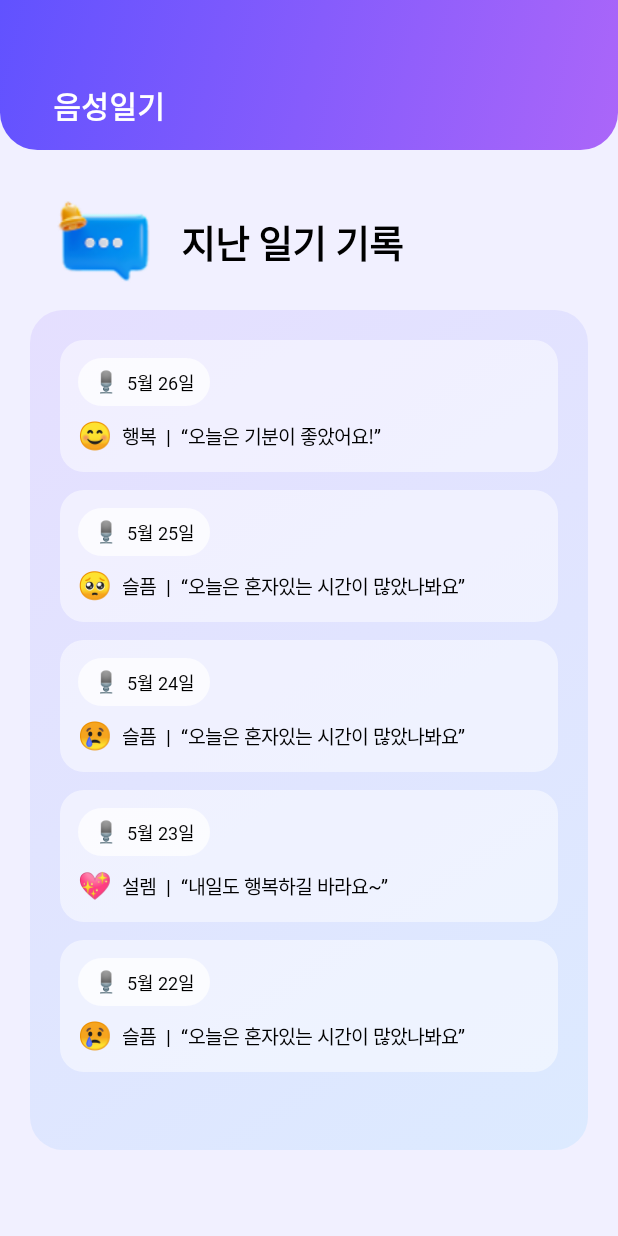
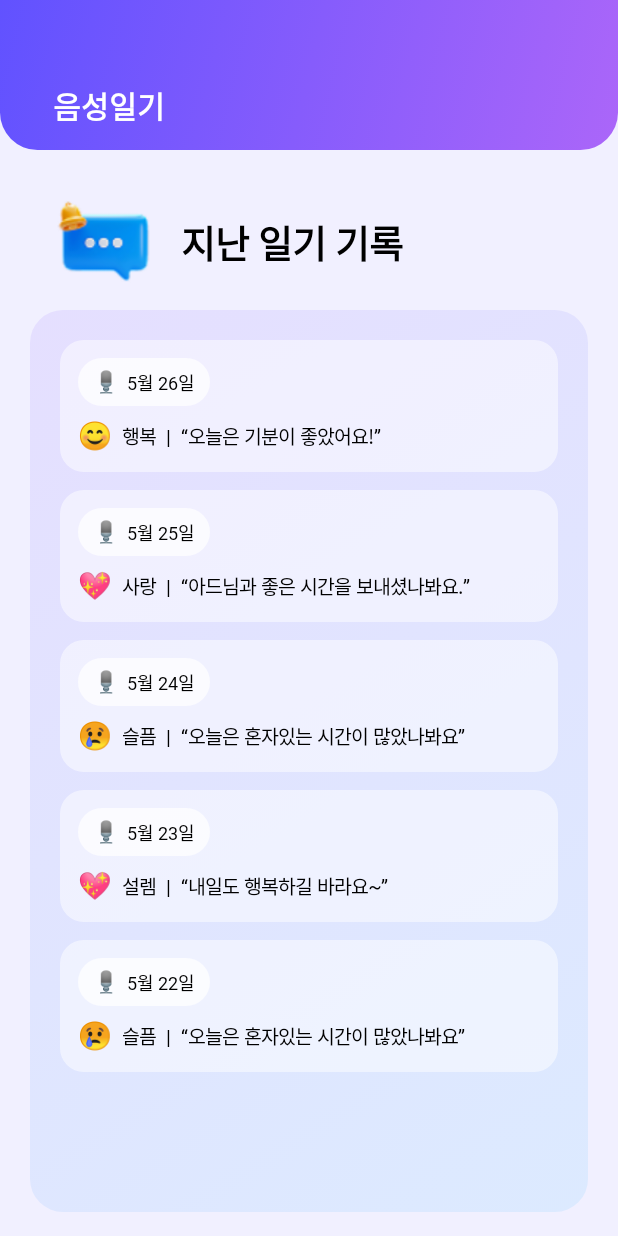
Before and after one commit to 2025AndroidTermProject/Hangyul, an Android app built with Jetpack Compose: the @Preview function DiaryHistoryPagePreview, on a phone screen of 412 x 824 dp. Run offline under Robolectric (Android 15) with nearby library versions, the phone set to English and light mode, and no system bars; Roboto replaces fonts that are not available here.

Commit message:
chore:일기 목록 스크롤 되게 수정

```diff
--- a/app/src/main/java/com/android/hangyul/ui/screen/diary/DiaryHistoryPage.kt
+++ b/app/src/main/java/com/android/hangyul/ui/screen/diary/DiaryHistoryPage.kt
@@ -7,24 +7,21 @@ import androidx.compose.foundation.layout.Column
 import androidx.compose.foundation.layout.Row
 import androidx.compose.foundation.layout.Spacer
 import androidx.compose.foundation.layout.aspectRatio
+import androidx.compose.foundation.layout.fillMaxHeight
 import androidx.compose.foundation.layout.fillMaxSize
 import androidx.compose.foundation.layout.fillMaxWidth
 import androidx.compose.foundation.layout.height
 import androidx.compose.foundation.layout.padding
 import androidx.compose.foundation.layout.width
+import androidx.compose.foundation.rememberScrollState
 import androidx.compose.foundation.shape.RoundedCornerShape
+import androidx.compose.foundation.verticalScroll
 import androidx.compose.material3.Text
 import androidx.compose.runtime.Composable
 import androidx.compose.ui.Alignment
 import androidx.compose.ui.Modifier
 import androidx.compose.ui.graphics.Brush
 import androidx.compose.ui.graphics.Color
-import androidx.compose.ui.layout.ContentScale
-import androidx.compose.ui.res.painterResource
-import androidx.compose.ui.text.TextStyle
-import androidx.compose.ui.text.font.Font
-import androidx.compose.ui.text.font.FontFamily
-import androidx.compose.ui.text.font.FontWeight
 import androidx.compose.ui.tooling.preview.Preview
 import androidx.compose.ui.unit.dp
 import androidx.compose.ui.unit.sp
@@ -52,6 +49,8 @@ fun DiaryHistoryPage(
             Column(
                 modifier = Modifier
                     .fillMaxWidth()
+                    .fillMaxHeight()
+                    .verticalScroll(rememberScrollState()) // 스크롤 적용
                     .background(
                         brush = Brush.linearGradient(listOf(Color(0xFFE5DFFF), Color(0xFFDCEAFF))),
                         shape = RoundedCornerShape(22.dp)
@@ -73,7 +72,7 @@ fun DiaryHistoryPage(
 fun DiaryHistoryPagePreview() {
         val dummyEntries = listOf(
             DiaryEntry("5월 26일", "😊", "행복", "오늘은 기분이 좋았어요!"),
-            DiaryEntry("5월 25일", "🥺", "슬픔", "오늘은 혼자있는 시간이 많았나봐요"),
+            DiaryEntry("5월 25일", "💖", "사랑", "아드님과 좋은 시간을 보내셨나봐요."),
             DiaryEntry("5월 24일", "😢", "슬픔", "오늘은 혼자있는 시간이 많았나봐요"),
             DiaryEntry("5월 23일", "💖", "설렘", "내일도 행복하길 바라요~"),
             DiaryEntry("5월 22일", "😢", "슬픔", "오늘은 혼자있는 시간이 많았나봐요")
```
